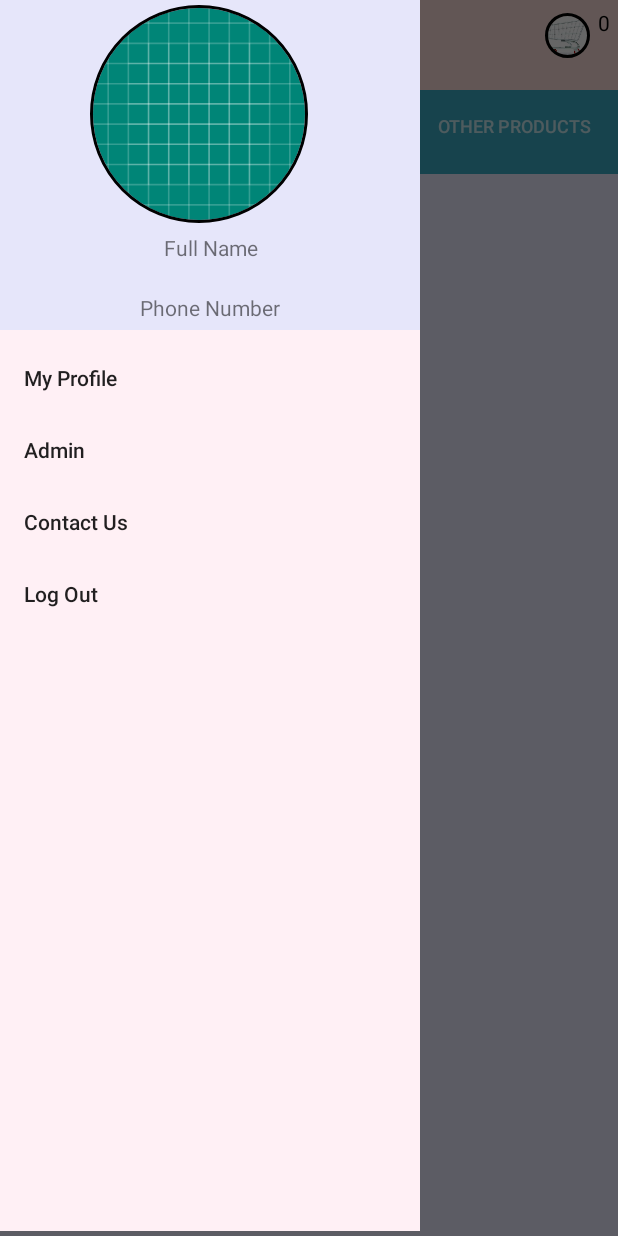
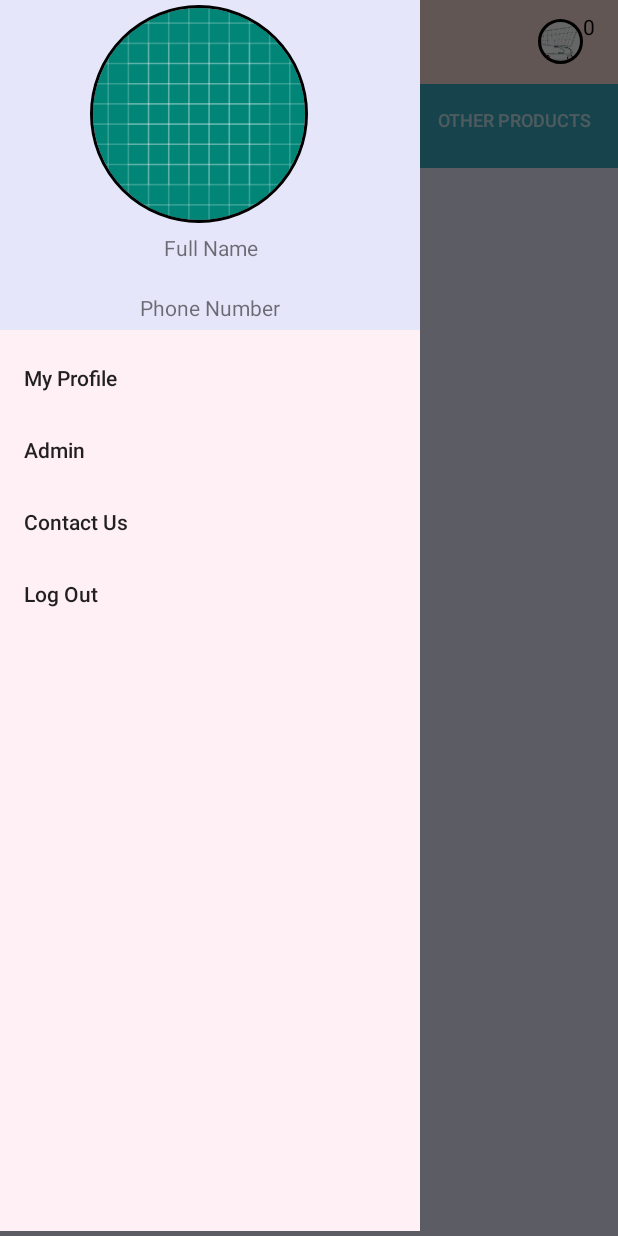
Before and after one commit to Randere1/Social_posting, an Android app: the screen it shows after launch (MainActivity), with the side drawer open, on a phone screen of 412 x 824 dp. Run offline under Robolectric (Android 15) with nearby library versions, the phone set to English and light mode, and no system bars; our stand-ins replace CircleImageView, Firebase (no records; nobody signed in at launch, a user with empty details on screens opened directly), Picasso; pictures from the network do not load; 1 statement that could not run was skipped.

Commit message:
New Design and Functionalities

```diff
--- a/app/src/main/java/com/example/mynangosia/MainActivity.java
+++ b/app/src/main/java/com/example/mynangosia/MainActivity.java
@@ -5,9 +5,6 @@ import androidx.appcompat.app.ActionBarDrawerToggle;
 import androidx.appcompat.app.AppCompatActivity;
 import androidx.appcompat.widget.Toolbar;
 import androidx.drawerlayout.widget.DrawerLayout;
-import androidx.recyclerview.widget.GridLayoutManager;
-import androidx.recyclerview.widget.LinearLayoutManager;
-import androidx.recyclerview.widget.RecyclerView;
 import androidx.viewpager.widget.PagerAdapter;
 import androidx.viewpager.widget.ViewPager;
 
@@ -15,7 +12,6 @@ import android.content.Intent;
 import android.net.Uri;
 import android.os.Bundle;
 import android.view.Menu;
-import android.view.MenuInflater;
 import android.view.MenuItem;
 import android.view.View;
 import android.widget.TextView;
@@ -31,7 +27,6 @@ import com.google.firebase.database.DatabaseReference;
 import com.google.firebase.database.FirebaseDatabase;
 import com.google.firebase.database.ValueEventListener;
 
-import java.util.ArrayList;
 import java.util.HashMap;
 
 import de.hdodenhof.circleimageview.CircleImageView;
@@ -45,11 +40,9 @@ public class MainActivity extends AppCompatActivity  implements  NavigationView.
     String currentUserId;
     private NavigationView navigationView;
     private ActionBarDrawerToggle mToggle;
-    private CircleImageView carti;
+    private CircleImageView shoppingCart;
     private TextView navprofilename, navid,count;
-
     int y;
-
 
     @Override
     protected void onCreate(Bundle savedInstanceState) {
@@ -70,7 +63,7 @@ public class MainActivity extends AppCompatActivity  implements  NavigationView.
         cart = FirebaseDatabase.getInstance().getReference();
 
         count = findViewById(R.id.item_count);
-        carti = findViewById(R.id.cart);
+        shoppingCart = findViewById(R.id.cart);
 
 
         setSupportActionBar(mToolbar);
@@ -85,18 +78,13 @@ public class MainActivity extends AppCompatActivity  implements  NavigationView.
         navigationView.setNavigationItemSelectedListener(this);
         navigationView.setBackgroundColor(getResources().getColor(R.color.colorNavigation));
 
-        carti.setOnClickListener(new View.OnClickListener() {
+        shoppingCart.setOnClickListener(new View.OnClickListener() {
             @Override
             public void onClick(View v) {
-
                 Intent uv = new Intent(MainActivity.this, myCart.class);
                 startActivity(uv);
             }
         });
-
-
-
-
 
         navprofilename = (TextView) navigationView.getHeaderView(0).findViewById(R.id.nav_user);
         navid = (TextView) navigationView.getHeaderView(0).findViewById(R.id.nav_phone);
@@ -162,7 +150,7 @@ public class MainActivity extends AppCompatActivity  implements  NavigationView.
 
                             if (dataSnapshot.exists()) {
                                 y = (int) dataSnapshot.getChildrenCount();
-                                count.setText(Integer.toString(y));
+                                count.setText(String.valueOf(y));
                             } else {
                                 count.setVisibility(View.GONE);
                             }
--- a/app/src/main/java/com/example/mynangosia/cartAd.java
+++ b/app/src/main/java/com/example/mynangosia/cartAd.java
@@ -123,7 +123,8 @@ public class cartAd extends RecyclerView.Adapter<cartAd.requestVh> {
         holder.h.setText(post.getQuantity());
         Picasso.get().load(post.getPic()).into(holder.g);
 
-
+/** I dont know what this code is for.
+ * Thats why ave commented it out because it was giving me error on the button */
 //        holder.f.setOnClickListener(new View.OnClickListener() {
 //            @Override
 //            public void onClick(View v) {
@@ -172,7 +173,7 @@ public class cartAd extends RecyclerView.Adapter<cartAd.requestVh> {
 
     public class requestVh extends RecyclerView.ViewHolder implements View.OnClickListener {
         TextView a, b, c;
-        Button delete, add, subtract, f;
+        Button delete, add, subtract;
         ImageView g;
         TextView h;
 
--- a/app/src/main/res/layout/activity_main.xml
+++ b/app/src/main/res/layout/activity_main.xml
@@ -22,17 +22,15 @@
             <LinearLayout
                 android:layout_width="match_parent"
                 android:layout_height="wrap_content"
+                android:layout_marginEnd="10dp"
                 android:gravity="end"
-                android:layout_marginTop="5dp"
-                android:layout_marginBottom="5dp"
                 android:orientation="horizontal">
 
             <de.hdodenhof.circleimageview.CircleImageView
                 android:id="@+id/cart"
                 android:layout_width="30dp"
                 android:layout_height="30dp"
-                android:layout_marginStart="5dp"
-                android:layout_marginTop="3dp"
+                android:layout_gravity="center"
                 android:src="@drawable/cart"
                 app:civ_border_width="2dp" />
 
@@ -41,8 +39,8 @@
                     android:layout_width="wrap_content"
                     android:layout_height="wrap_content"
                     android:layout_marginEnd="5dp"
-                    android:layout_marginStart="5dp"
-                    android:layout_marginBottom="40dp"
+                    android:layout_gravity="center"
+                    android:layout_marginBottom="10dp"
                     android:text="@string/quantity_null"
                     android:textColor="@android:color/black" />
 
@@ -54,8 +52,8 @@
             android:id="@+id/tablayout"
             android:layout_width="match_parent"
             android:layout_height="wrap_content"
-            android:layout_marginTop="60dp"
             android:background="#3aa8c1"
+            android:layout_below="@+id/main_page_bar"
             android:minHeight="?attr/actionBarSize"
             android:theme="@style/ThemeOverlay.AppCompat.Dark.ActionBar">
 
--- a/app/src/main/res/layout/activity_my_cart.xml
+++ b/app/src/main/res/layout/activity_my_cart.xml
@@ -42,10 +42,10 @@
                 android:textSize="20sp"/>
 
             <TextView
-                android:id="@+id/TotalProductAmount"
+                android:id="@+id/total_product_amount"
                 android:layout_width="wrap_content"
                 android:layout_height="wrap_content"
-                android:text="8900"
+                android:text="@string/quantity_null"
                 android:textColor="@color/Black"
                 android:textSize="20sp"/>
 
```
Also changed, not shown: app/src/main/java/com/example/mynangosia/alcoholClick.java (+53 -27 lines), app/src/main/java/com/example/mynangosia/alcoholGs.java (+12 -1 lines), app/src/main/java/com/example/mynangosia/cartGs.java (+11 -1 lines), app/src/main/java/com/example/mynangosia/myCart.java (+45 -0 lines).
